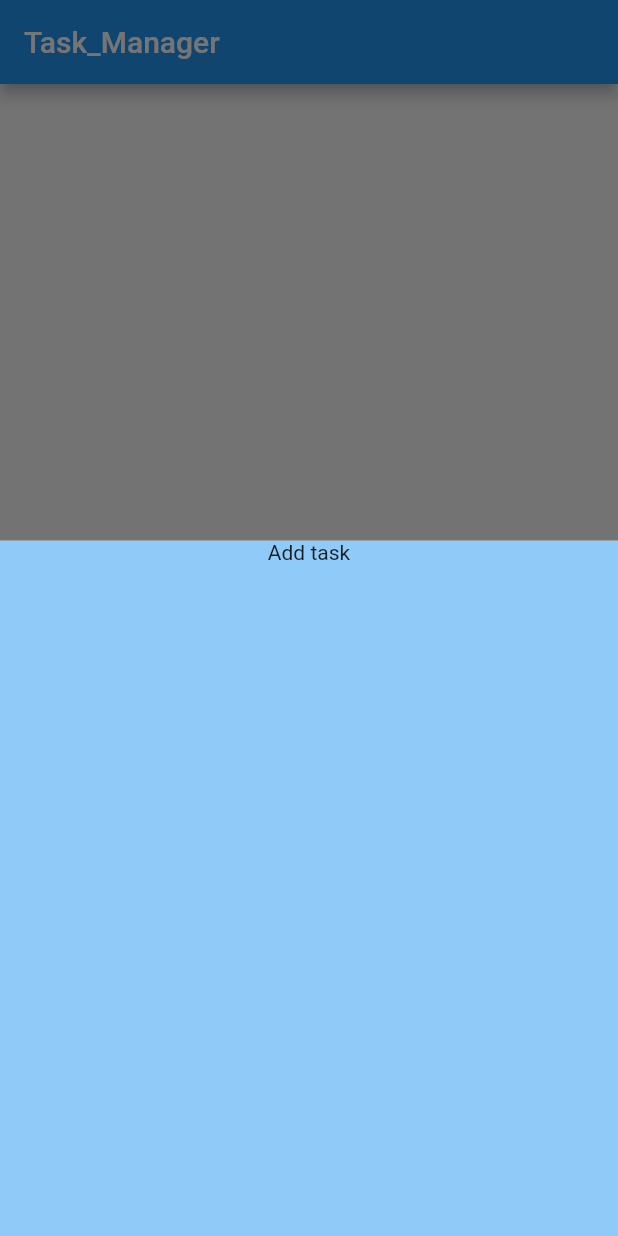
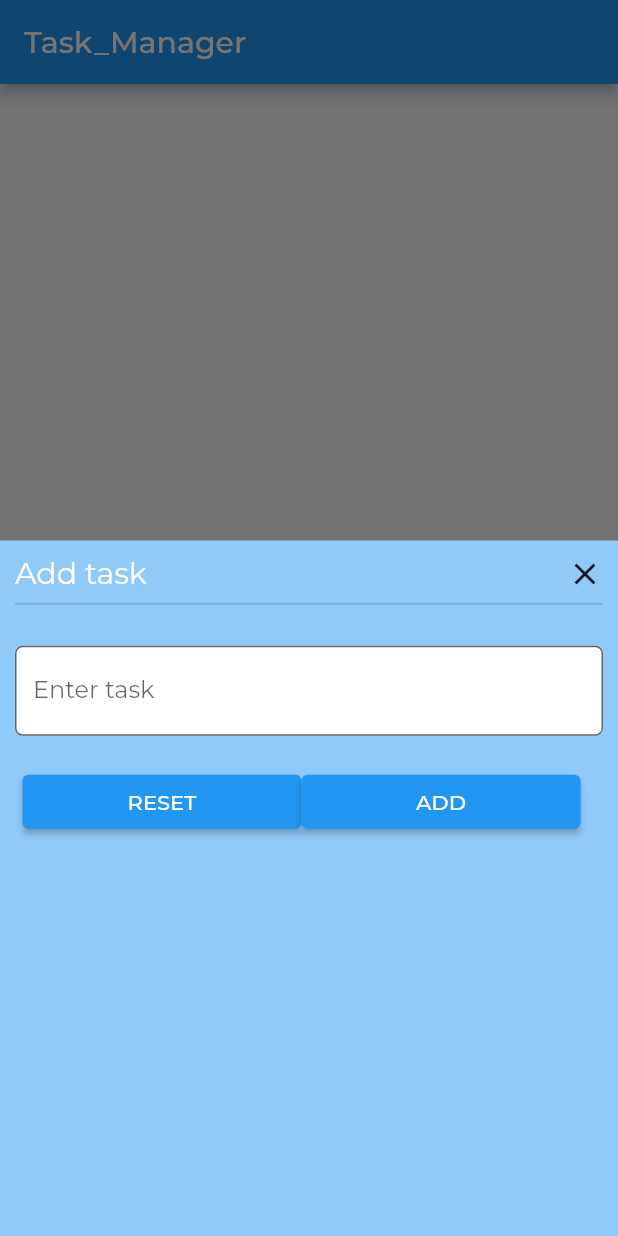
Before and after one commit to playmaker-1103/miniapp, a Flutter app: the screen it shows after launch, after a tap on the "add" icon, on a phone screen of 412 x 824 dp. Run offline on Flutter 3.47's test engine with Material 2 defaults, Android fonts, the phone set to English and light mode, and no system bars; our stand-ins replace google_fonts, shared_preferences.

Commit message:
luu tru du lieu

```diff
--- a/task_manager/lib/main.dart
+++ b/task_manager/lib/main.dart
@@ -1,6 +1,6 @@
 import 'package:flutter/material.dart';
 
-import './screen/home_screen.dart';
+import 'screens/home_screen.dart';
 
 void main() {
   runApp(MyApp());
--- /dev/null
+++ b/task_manager/lib/models/task.dart
@@ -0,0 +1,27 @@
+class Task {
+  String task;
+  DateTime time;
+
+  Task({required this.task, required this.time});
+
+  factory Task.fromString(String task) {
+    return Task(
+      task: task,
+      time: DateTime.now(),
+    );
+  }
+
+  factory Task.fromMap(Map<String, dynamic> map) {
+    return Task(
+      task: map['task'],
+      time: DateTime.fromMillisecondsSinceEpoch(map['time']),
+    );
+  }
+
+  Map<String, dynamic> getMap() {
+    return {
+      'task': this.task,
+      'time': this.time.millisecondsSinceEpoch,
+    };
+  }
+}
--- a/task_manager/lib/screen/home_screen.dart
+++ /dev/null
@@ -1,29 +0,0 @@
-import 'package:flutter/material.dart';
-
-class Homescreen extends StatelessWidget {
-  static const routeName = '/home-screen';
-
-  @override
-  Widget build(BuildContext context) {
-    return Scaffold(
-      appBar: AppBar(title: Text('Task_Manager')),
-      body: Center(child: Text('No Task added yet')),
-      floatingActionButton: FloatingActionButton(
-          child: Icon(
-            Icons.add,
-            color: Colors.white,
-          ),
-          backgroundColor: Colors.blue,
-          onPressed: () => showModalBottomSheet(
-              //tạo 1 sheet khi bấm nút
-              context: context,
-              builder: (BuildContext context) => Container(
-                    height: 500,
-                    color: Colors.blue[200],
-                    child: Column(
-                      children: [Text('Add task')],
-                    ),
-                  ))),
-    );
-  }
-}
--- /dev/null
+++ b/task_manager/lib/screens/home_screen.dart
@@ -0,0 +1,152 @@
+import 'dart:async';
+
+import 'dart:convert';
+
+import 'package:flutter/material.dart';
+import 'package:google_fonts/google_fonts.dart'; //font chữ google
+import 'package:shared_preferences/shared_preferences.dart';
+
+import '../models/task.dart';
+
+class Homescreen extends StatefulWidget {
+  static const routeName = '/home-screen';
+
+  @override
+  State<Homescreen> createState() => _HomescreenState();
+}
+
+class _HomescreenState extends State<Homescreen> {
+  var _taskController;
+
+  void saveData() async {
+    SharedPreferences prefs = await SharedPreferences.getInstance();
+    Task t = Task.fromString(_taskController.text);
+
+    String? tasks = prefs.getString('task');
+    List list = (tasks == null) ? [] : json.decode(tasks);
+    print(list);
+    list.add(json.encode(t.getMap()));
+    print(list);
+    prefs.setString('task', json.encode(list));
+    _taskController.text = '';
+    Navigator.of(context).pop();
+  }
+
+  @override
+  void initState() {
+    // TODO: implement initState
+    super.initState();
+    _taskController = TextEditingController();
+  }
+
+  @override
+  void dispose() {
+    _taskController.dispose();
+    // TODO: implement dispose
+    super.dispose();
+  }
+
+  @override
+  Widget build(BuildContext context) {
+    return Scaffold(
+      appBar: AppBar(
+        title: Text(
+          'Task_Manager',
+          style: GoogleFonts.montserrat(),
+        ),
+      ),
+      body: Center(child: Text('No Task added yet')),
+      floatingActionButton: FloatingActionButton(
+          child: Icon(
+            Icons.add,
+            color: Colors.white,
+          ),
+          backgroundColor: Colors.blue,
+          onPressed: () => showModalBottomSheet(
+              //tạo 1 sheet khi bấm nút
+              context: context,
+              builder: (BuildContext context) => Container(
+                    padding: const EdgeInsets.all(10.0),
+                    //height: 250,
+                    color: Colors.blue[200],
+                    child: Column(
+                      children: [
+                        Row(
+                          mainAxisAlignment: MainAxisAlignment.spaceBetween,
+                          children: [
+                            Text(
+                              'Add task',
+                              style: GoogleFonts.montserrat(
+                                color: Colors.white,
+                                fontSize: 20,
+                              ),
+                            ),
+                            GestureDetector(
+                              onTap: () => Navigator.of(context).pop(),
+                              child: Icon(Icons.close),
+                            )
+                          ],
+                        ),
+                        Divider(
+                          thickness: 1.2,
+                        ),
+                        SizedBox(
+                          //tạo khung điền task
+                          height: 20.0,
+                        ),
+                        TextField(
+                          //tạo chỗ để viết
+                          controller: _taskController,
+                          decoration: InputDecoration(
+                            border: OutlineInputBorder(
+                              borderRadius: BorderRadius.circular(5.0),
+                              borderSide: BorderSide(color: Colors.blue),
+                            ),
+                            fillColor: Colors.white, //nền của ô điền task
+                            filled: true,
+                            hintText: 'Enter task',
+                            hintStyle: GoogleFonts.montserrat(),
+                          ),
+                        ),
+                        SizedBox(
+                          height: 20.0,
+                        ),
+                        Container(
+                          padding: const EdgeInsets.symmetric(horizontal: 5.0),
+                          width: MediaQuery.of(context).size.width,
+                          //height: 200.0,
+                          child: Row(
+                            children: [
+                              Container(
+                                width: (MediaQuery.of(context).size.width / 2) -
+                                    20,
+                                child: ElevatedButton(
+                                  //color: Colors.white,
+                                  child: Text(
+                                    'RESET',
+                                    style: GoogleFonts.montserrat(),
+                                  ),
+                                  onPressed: () => _taskController.text = ' ',
+                                ),
+                              ),
+                              Container(
+                                width: (MediaQuery.of(context).size.width / 2) -
+                                    20,
+                                child: ElevatedButton(
+                                  //color: Colors.blue,
+                                  child: Text(
+                                    'ADD',
+                                    style: GoogleFonts.montserrat(),
+                                  ),
+                                  onPressed: () => saveData(),
+                                ),
+                              )
+                            ],
+                          ),
+                        ),
+                      ],
+                    ),
+                  ))),
+    );
+  }
+}
--- a/task_manager/pubspec.yaml
+++ b/task_manager/pubspec.yaml
@@ -35,6 +35,8 @@ dependencies:
   # The following adds the Cupertino Icons font to your application.
   # Use with the CupertinoIcons class for iOS style icons.
   cupertino_icons: ^1.0.2
+  google_fonts: ^6.1.0
+  shared_preferences: ^2.2.2
 
 dev_dependencies:
   flutter_test:
```
Also changed, not shown: task_manager/pubspec.lock, 1 other file.
